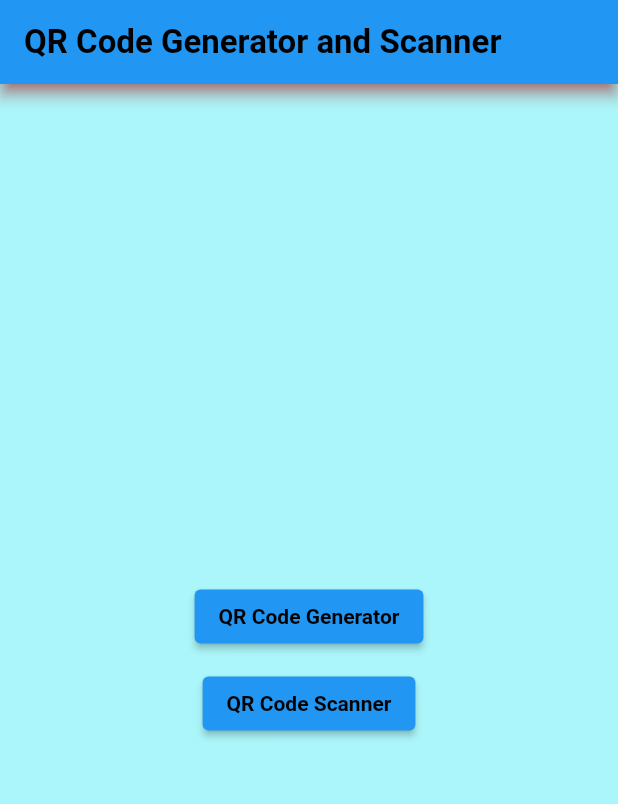
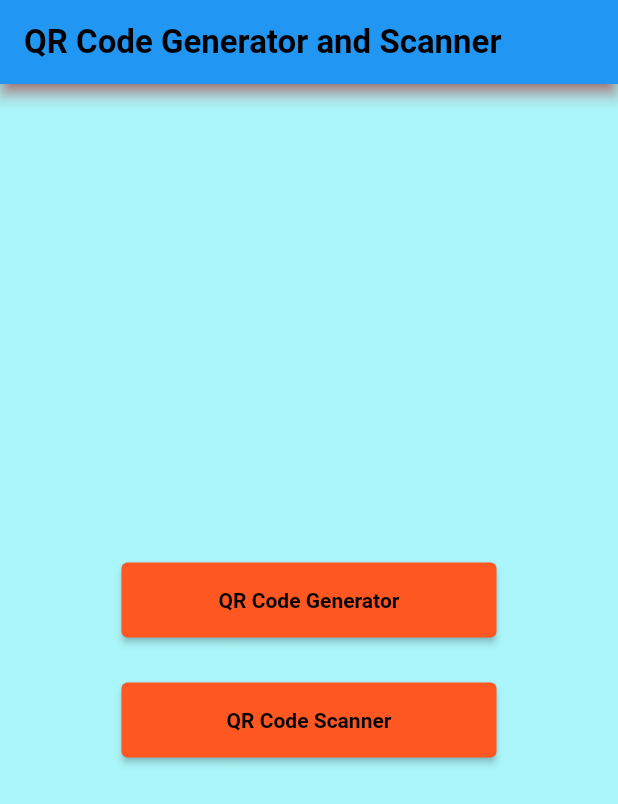
Before and after one commit to itskartike910/qr_code_sg, a Flutter app: the screen it shows after launch, on a phone screen of 412 x 824 dp. Shown: the top 804 px of the screen. Run offline on Flutter 3.47's test engine with Material 2 defaults, Android fonts, the phone set to English and light mode, and no system bars; missing offline and left inert: custom_qr_generator, flutter_vibrate, qr_code_scanner.

Commit message:
some changes

```diff
--- a/lib/QRgenrator/qr_generator_input_screen.dart
+++ b/lib/QRgenrator/qr_generator_input_screen.dart
@@ -69,7 +69,7 @@ class QRInputScreenState extends State<QRInputScreen> {
               height: 20,
             ),
             inputText == ""
-                ? Container(
+                ? const SizedBox(
                     height: 0,
                     width: 0,
                   )
--- a/lib/QRscanner/qr_scanner.dart
+++ b/lib/QRscanner/qr_scanner.dart
@@ -56,7 +56,7 @@ class QRScannerPageState extends State<QRScannerPage> {
               height: 100,
             ),
             Center(
-              child: Container(
+              child: SizedBox(
                 height: 350,
                 width: 350,
                 child: QRView(
--- a/lib/main_screen.dart
+++ b/lib/main_screen.dart
@@ -25,15 +25,23 @@ class MainScreen extends StatelessWidget {
                     MaterialPageRoute(
                         builder: (context) => const QRInputScreen()))
                     .then((result) {}),
+                    style: const ButtonStyle(
+                      backgroundColor: MaterialStatePropertyAll<Color>(Colors.deepOrange),
+                      fixedSize: MaterialStatePropertyAll<Size>(Size(250,50)),
+                    ),
                 child: const Text("QR Code Generator",style: TextStyle(fontWeight: FontWeight.bold,color: Color.fromARGB(255, 0, 0, 0)),),
             ),
-            const SizedBox(height: 10),
+            const SizedBox(height: 30),
             ElevatedButton(
               onPressed: ()=> Navigator.push(
                 context,
                 MaterialPageRoute(
                   builder: (context) => const QRScannerPage()))
                 .then((result) {}),
+                    style: const ButtonStyle(
+                      backgroundColor: MaterialStatePropertyAll<Color>(Colors.deepOrange),
+                      fixedSize: MaterialStatePropertyAll<Size>(Size(250,50)),
+                    ),
               child: const Text("QR Code Scanner",style: TextStyle(fontWeight: FontWeight.bold,color: Color.fromARGB(255, 0, 0, 0)),)
               )
               ],
```
